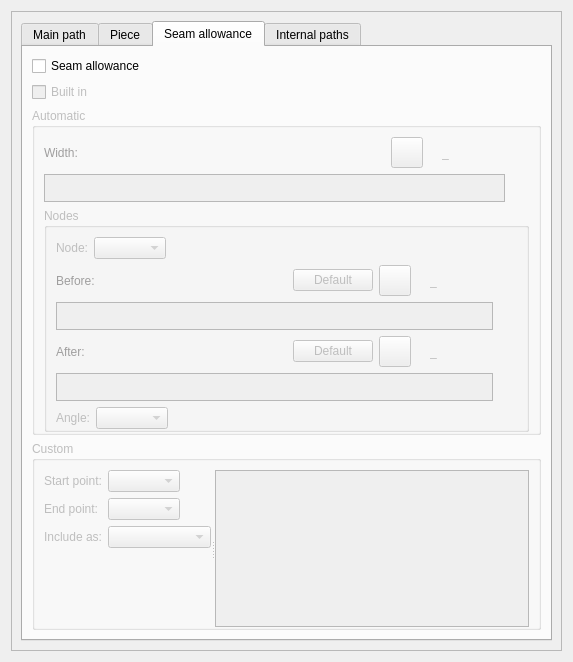
Qt form src/libs/vtools/dialogs/tools/piece/tabs/tabpaths.ui (dismine/valentina) before a commit.
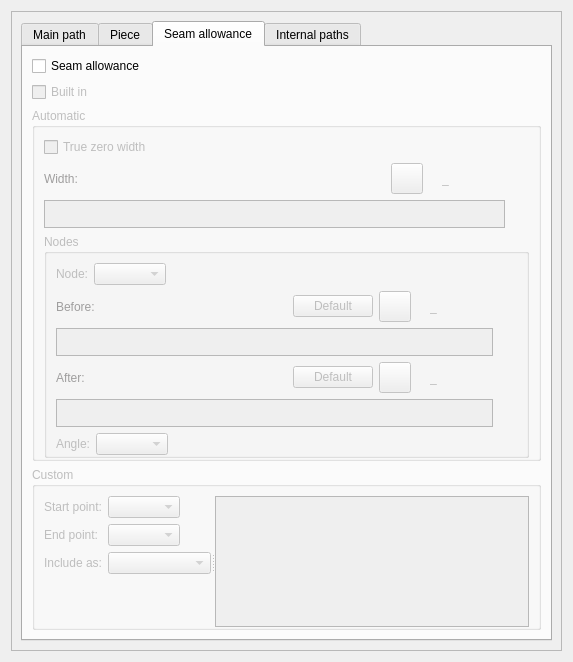
The same form after that commit. The open tabs and pages were chosen to show the change. Icons and pictures are not drawn. Custom widgets are drawn as their Qt base class.

Commit message:
New feature. True zero seam allowance width.
Activates true zero seam allowance width. This also disables intersection checks between the seam line and seam allowance.

```diff
--- a/src/libs/vtools/dialogs/tools/piece/tabs/tabpaths.ui
+++ b/src/libs/vtools/dialogs/tools/piece/tabs/tabpaths.ui
@@ -596,6 +596,16 @@
               <property name="bottomMargin">
                <number>0</number>
               </property>
+              <item>
+               <widget class="QCheckBox" name="checkBoxTrueZeroWidth">
+                <property name="toolTip">
+                 <string>Activates true zero seam allowance width. This also disables intersection checks between the seam line and seam allowance.</string>
+                </property>
+                <property name="text">
+                 <string>True zero width </string>
+                </property>
+               </widget>
+              </item>
               <item>
                <layout class="QHBoxLayout" name="horizontalLayout_2">
                 <item alignment="Qt::AlignLeft">
```
Left out of the diff: 56 changed lines with no effect on the pictures. The commit also changes 24 other files.
